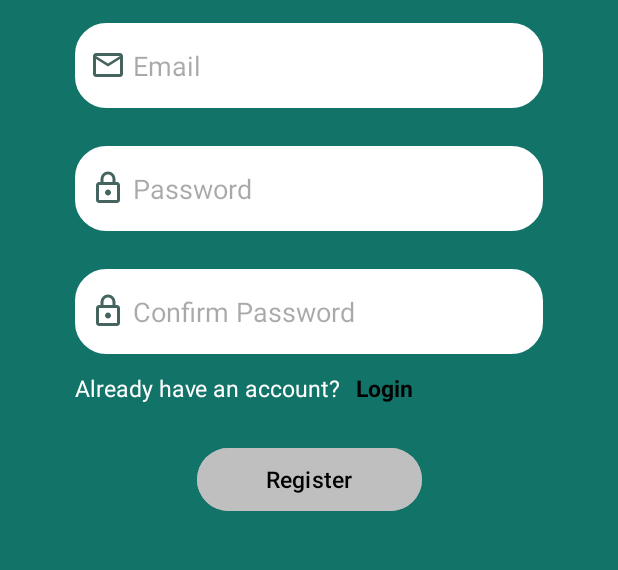
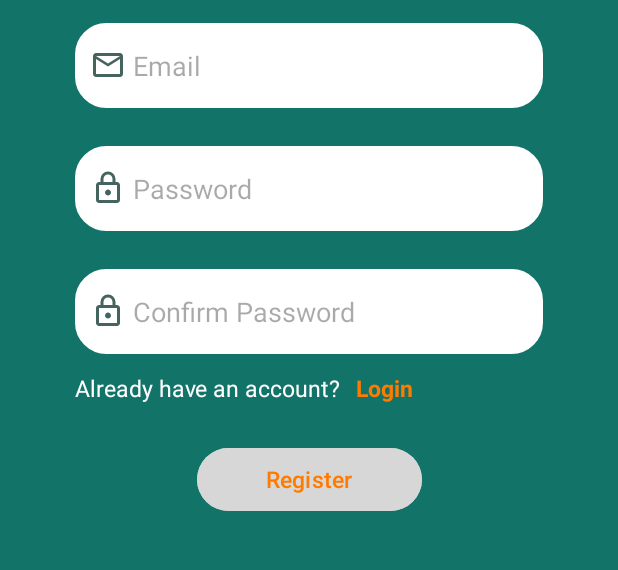
Before and after one commit to AbdullahRaed97/Tab5ty, an Android app: the fragment SignUpFragment shown on its own in the app's theme, on a phone screen of 412 x 824 dp, the part 448-1018 px from its top. Run offline under Robolectric (Android 15) with nearby library versions, the phone set to English and light mode, and no system bars; 1 statement that could not run was skipped.

Commit message:
Changing Tertiary/onTertiary Colors

```diff
--- a/app/src/main/res/values/colors.xml
+++ b/app/src/main/res/values/colors.xml
@@ -6,8 +6,8 @@
     <color name="onPrimary">#ffffff</color>
     <color name="Secondary">#46645f</color>
     <color name="onSecondary">#ffffff</color>
-    <color name="Tertiary">#BFBFBF</color>
-    <color name="onTeriary">#000000</color>
+    <color name="Tertiary">#D7D7D7</color>
+    <color name="onTeriary">#FF7B00</color>
     <color name="Surface">#f4fbf8</color>
     <color name="onSurface">#161d1c</color>
 </resources>
```
